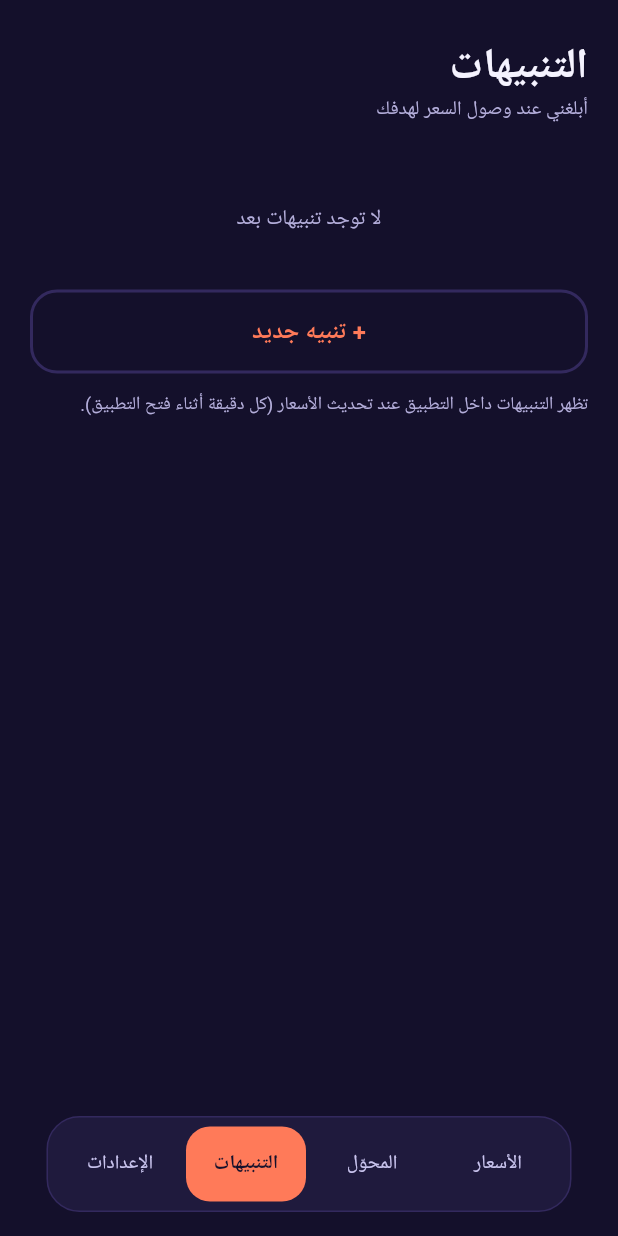
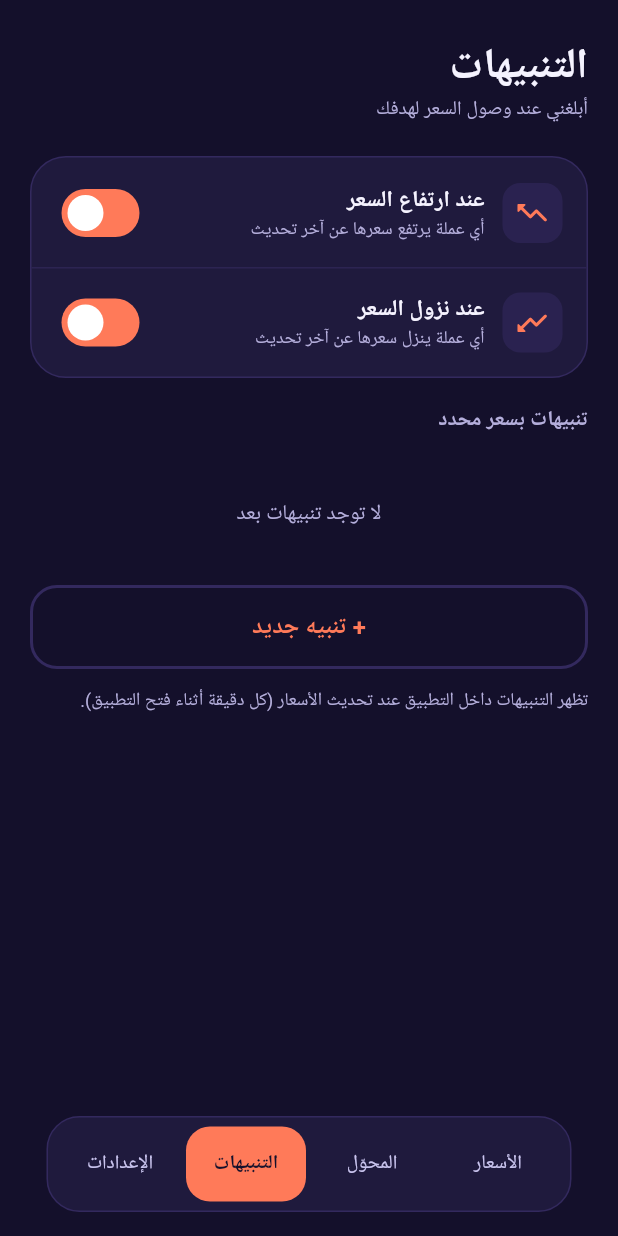
Before and after one commit to mohdnoaman2011-lgtm/Exchange-Rates, a Flutter app: the screen it shows after launch, item 2 of the bottom bar chosen, on a phone screen of 412 x 824 dp. Run offline on Flutter 3.47's test engine with Material 3 defaults, Android fonts, the light colour scheme and no system bars; our stand-ins replace google_fonts, shared_preferences; network calls fail.

Commit message:
Add files via upload

```diff
--- a/lib/screens/alerts_screen.dart
+++ b/lib/screens/alerts_screen.dart
@@ -18,6 +18,28 @@ class AlertsScreen extends StatelessWidget {
             children: [
               const ScreenHeader(title: 'التنبيهات', subtitle: Text('أبلغني عند وصول السعر لهدفك')),
               const SizedBox(height: 22),
+              Panel(
+                child: Column(children: [
+                  _MoveRow(
+                    icon: Icons.trending_up_rounded,
+                    title: 'عند ارتفاع السعر',
+                    sub: 'أي عملة يرتفع سعرها عن آخر تحديث',
+                    value: state.notifyRise,
+                    onChanged: state.setRise,
+                    first: true,
+                  ),
+                  _MoveRow(
+                    icon: Icons.trending_down_rounded,
+                    title: 'عند نزول السعر',
+                    sub: 'أي عملة ينزل سعرها عن آخر تحديث',
+                    value: state.notifyFall,
+                    onChanged: state.setFall,
+                  ),
+                ]),
+              ),
+              const SizedBox(height: 18),
+              Text('تنبيهات بسعر محدد', style: TextStyle(fontSize: 14, fontWeight: FontWeight.w700, color: p.muted)),
+              const SizedBox(height: 10),
               if (state.alerts.isEmpty)
                 Padding(
                   padding: const EdgeInsets.symmetric(vertical: 32),
@@ -116,8 +138,8 @@ Future<void> showAlertDialogFor(BuildContext context, AppState state, {String co
           const SizedBox(height: 12),
           SegmentedButton<bool>(
             segments: const [
-              ButtonSegment(value: true, label: Text('يصل أو يفوق')),
-              ButtonSegment(value: false, label: Text('ينزل إلى')),
+              ButtonSegment(value: true, label: Text('عند الارتفاع إلى')),
+              ButtonSegment(value: false, label: Text('عند النزول إلى')),
             ],
             selected: {above},
             onSelectionChanged: (v) => setS(() => above = v.first),
@@ -149,3 +171,39 @@ Future<void> showAlertDialogFor(BuildContext context, AppState state, {String co
     ),
   );
 }
+
+class _MoveRow extends StatelessWidget {
+  final IconData icon;
+  final String title, sub;
+  final bool value, first;
+  final ValueChanged<bool> onChanged;
+  const _MoveRow({
+    required this.icon, required this.title, required this.sub,
+    required this.value, required this.onChanged, this.first = false,
+  });
+  @override
+  Widget build(BuildContext context) {
+    final p = Pal.of(context);
+    return Container(
+      padding: const EdgeInsets.symmetric(horizontal: 16, vertical: 12),
+      decoration: BoxDecoration(
+        border: Border(top: BorderSide(color: first ? Colors.transparent : p.divider)),
+      ),
+      child: Row(children: [
+        Container(
+          width: 40, height: 40,
+          decoration: BoxDecoration(color: p.tile, borderRadius: BorderRadius.circular(12)),
+          child: Icon(icon, color: p.tileText),
+        ),
+        const SizedBox(width: 12),
+        Expanded(
+          child: Column(crossAxisAlignment: CrossAxisAlignment.start, children: [
+            Text(title, style: const TextStyle(fontSize: 15, fontWeight: FontWeight.w700)),
+            Text(sub, style: TextStyle(fontSize: 12, color: p.muted)),
+          ]),
+        ),
+        Switch(value: value, onChanged: onChanged, activeColor: Colors.white, activeTrackColor: Pal.coral),
+      ]),
+    );
+  }
+}
--- a/lib/screens/settings_screen.dart
+++ b/lib/screens/settings_screen.dart
@@ -89,8 +89,7 @@ class SettingsScreen extends StatelessWidget {
               const SizedBox(height: 12),
               Panel(
                 child: Column(children: [
-                  row('المصدر', Text('status.sd', style: TextStyle(fontSize: 14, color: p.muted)), first: true),
-                  row('الإصدار', Num('v1.0', style: TextStyle(fontSize: 14, color: p.muted))),
+                  row('الإصدار', Num('v1.0', style: TextStyle(fontSize: 14, color: p.muted)), first: true),
                 ]),
               ),
             ],
```
Also changed, not shown: lib/screens/prices_screen.dart (+36 -50 lines).
